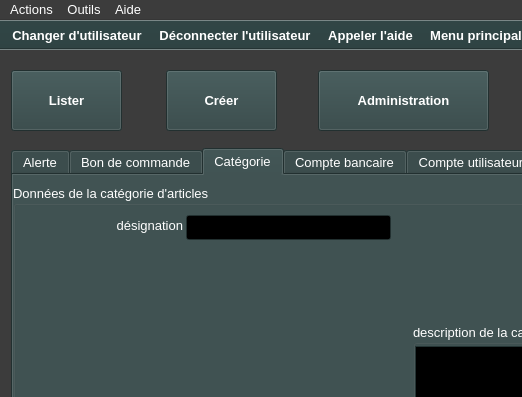
xnoumbissinoundou/yeroth-erp-3.0, file ui/yeroth-erp-admin-detail-window.ui: the form before one commit; both pictures show x 0 to 522 and y 0 to 397 of the 800 by 600 pixel window.
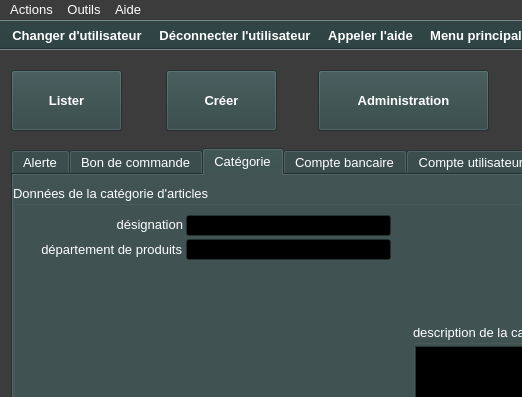
The form after the commit. The open tabs and pages were chosen to show the change. Icons and pictures are not drawn. Custom widgets are drawn as their Qt base class.

```diff
--- a/ui/yeroth-erp-admin-detail-window.ui
+++ b/ui/yeroth-erp-admin-detail-window.ui
@@ -2974,7 +2974,7 @@
        <property name="geometry">
         <rect>
          <x>16</x>
-         <y>30</y>
+         <y>29</y>
          <width>154</width>
          <height>21</height>
         </rect>
@@ -2992,7 +2992,7 @@
          <x>173</x>
          <y>30</y>
          <width>205</width>
-         <height>25</height>
+         <height>21</height>
         </rect>
        </property>
        <property name="font">
@@ -3472,6 +3472,39 @@
         </property>
        </widget>
       </widget>
+      <widget class="YerothLineEdit" name="lineEdit_detail_categorie_nom_departement_produit">
+       <property name="geometry">
+        <rect>
+         <x>173</x>
+         <y>54</y>
+         <width>205</width>
+         <height>21</height>
+        </rect>
+       </property>
+       <property name="font">
+        <font>
+         <pointsize>10</pointsize>
+         <weight>50</weight>
+         <bold>false</bold>
+        </font>
+       </property>
+      </widget>
+      <widget class="QLabel" name="label_detail_categorie_nom_departement_produit">
+       <property name="geometry">
+        <rect>
+         <x>16</x>
+         <y>54</y>
+         <width>153</width>
+         <height>21</height>
+        </rect>
+       </property>
+       <property name="text">
+        <string>département de produits</string>
+       </property>
+       <property name="alignment">
+        <set>Qt::AlignRight|Qt::AlignTrailing|Qt::AlignVCenter</set>
+       </property>
+      </widget>
      </widget>
     </widget>
     <widget class="QWidget" name="tab">
```
